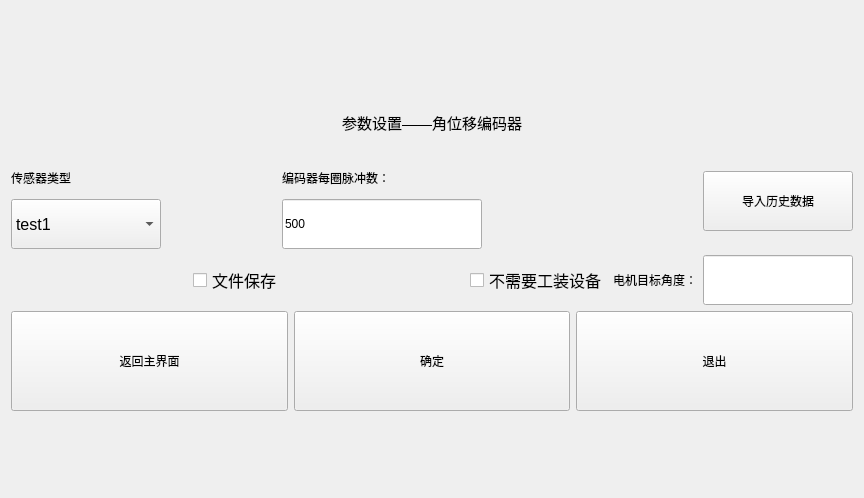
First picture: the form in ui_param/paramwin_angleencoder.ui, repository Dirck-YHP/Proj_sensor_detect, before the edit.
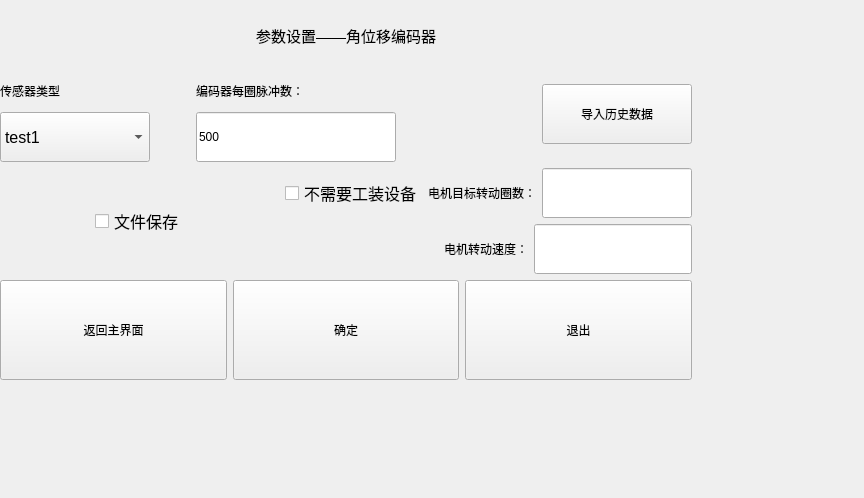
Second picture: the form after the edit.

Commit message: 0920评审会，优化电机部分需求

```diff
--- a/ui_param/paramwin_angleencoder.ui
+++ b/ui_param/paramwin_angleencoder.ui
@@ -13,8 +13,7 @@
   <property name="windowTitle">
    <string>参数设置_角位移编码器</string>
   </property>
-  <layout class="QGridLayout" name="gridLayout">
-   <item row="0" column="0">
+  <widget class="QWidget" name="">
     <layout class="QVBoxLayout" name="verticalLayout_4">
      <item>
       <widget class="QLabel" name="label">
@@ -273,7 +272,7 @@
               </size>
              </property>
              <property name="text">
-              <string>电机目标角度：</string>
+             <string>电机目标转动圈数：</string>
              </property>
             </widget>
            </item>
@@ -298,6 +297,55 @@
            </item>
           </layout>
          </item>
+        <item>
+         <layout class="QHBoxLayout" name="horizontalLayout_5">
+          <item>
+           <spacer name="horizontalSpacer_5">
+            <property name="orientation">
+             <enum>Qt::Horizontal</enum>
+            </property>
+            <property name="sizeHint" stdset="0">
+             <size>
+              <width>40</width>
+              <height>20</height>
+             </size>
+            </property>
+           </spacer>
+          </item>
+          <item>
+           <widget class="QLabel" name="label_motor_spd">
+            <property name="minimumSize">
+             <size>
+              <width>0</width>
+              <height>40</height>
+             </size>
+            </property>
+            <property name="text">
+             <string>电机转动速度：</string>
+            </property>
+           </widget>
+          </item>
+          <item>
+           <widget class="QLineEdit" name="lineE_motor_spd">
+            <property name="minimumSize">
+             <size>
+              <width>150</width>
+              <height>50</height>
+             </size>
+            </property>
+            <property name="maximumSize">
+             <size>
+              <width>200</width>
+              <height>16777215</height>
+             </size>
+            </property>
+            <property name="text">
+             <string/>
+            </property>
+           </widget>
+          </item>
+         </layout>
+        </item>
         </layout>
        </item>
       </layout>
@@ -346,8 +394,7 @@
       </layout>
      </item>
     </layout>
-   </item>
-  </layout>
+  </widget>
  </widget>
  <resources/>
  <connections/>
```
Lines whose indentation alone changed are shown as unchanged. The commit also changes 9 other files.
